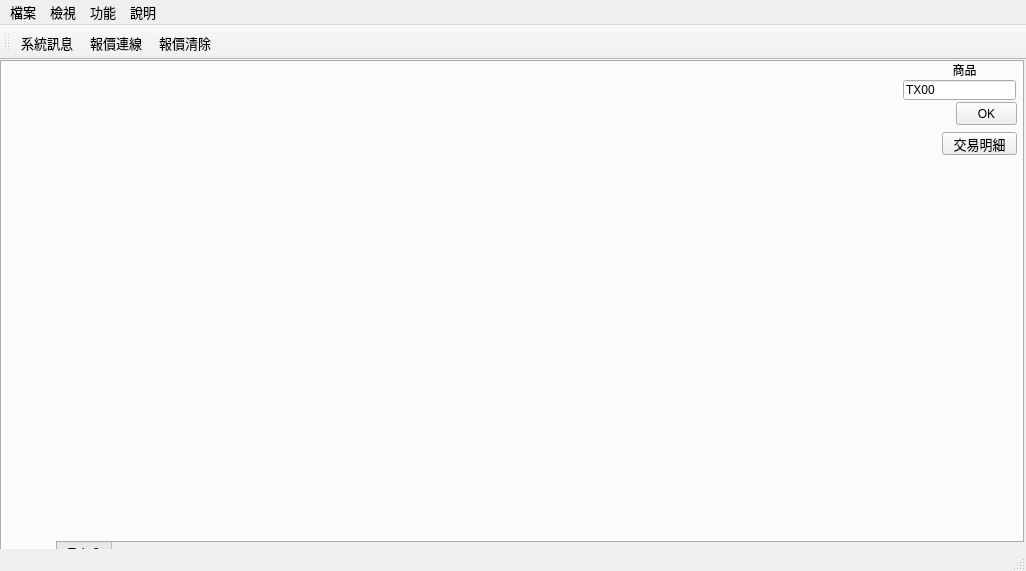
First picture: the form in APIver1/UI/MainWindow.ui, repository clamgee/python-code, before the edit.
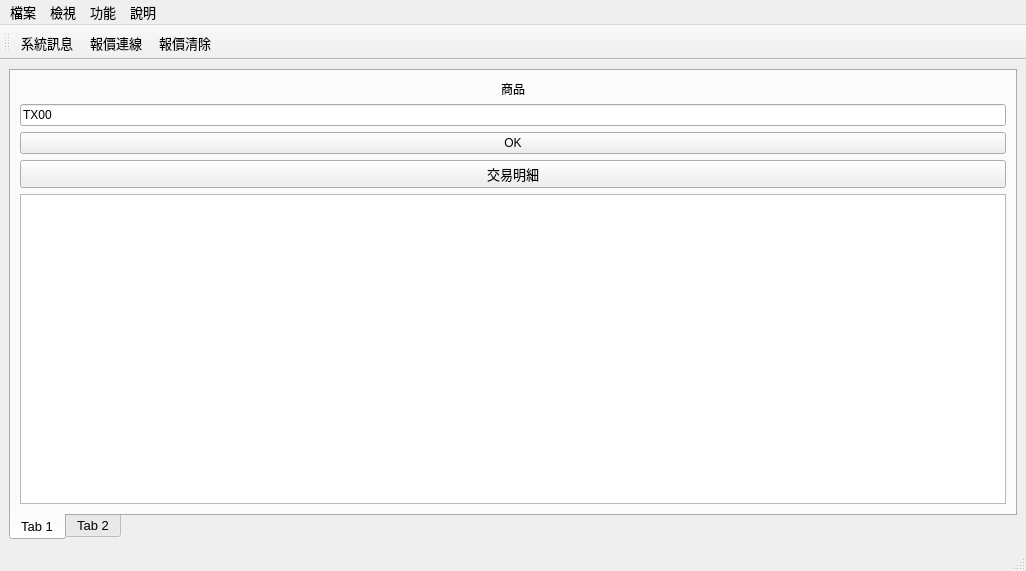
Second picture: the form after the edit.

Patch:
```diff
--- a/APIver1/UI/MainWindow.ui
+++ b/APIver1/UI/MainWindow.ui
@@ -23,15 +23,9 @@
    <string>群益API</string>
   </property>
   <widget class="QWidget" name="centralwidget">
+   <layout class="QGridLayout" name="gridLayout_2">
+    <item row="0" column="0">
    <widget class="QTabWidget" name="tabWidget">
-    <property name="geometry">
-     <rect>
-      <x>0</x>
-      <y>0</y>
-      <width>1024</width>
-      <height>507</height>
-     </rect>
-    </property>
     <property name="tabPosition">
      <enum>QTabWidget::South</enum>
     </property>
@@ -42,51 +36,16 @@
      <attribute name="title">
       <string>Tab 1</string>
      </attribute>
-     <widget class="QLineEdit" name="commodityline">
-      <property name="geometry">
-       <rect>
-        <x>901</x>
-        <y>18</y>
-        <width>113</width>
-        <height>20</height>
-       </rect>
-      </property>
-      <property name="font">
-       <font>
-        <pointsize>9</pointsize>
-       </font>
-      </property>
-      <property name="text">
-       <string>TX00</string>
-      </property>
-     </widget>
-     <widget class="QPushButton" name="commoditybtn">
-      <property name="geometry">
-       <rect>
-        <x>954</x>
-        <y>40</y>
-        <width>61</width>
-        <height>23</height>
-       </rect>
-      </property>
-      <property name="font">
-       <font>
-        <pointsize>9</pointsize>
-       </font>
-      </property>
-      <property name="text">
-       <string>OK</string>
-      </property>
-     </widget>
+       <layout class="QGridLayout" name="gridLayout_3">
+        <item row="0" column="0">
+         <layout class="QHBoxLayout" name="horizontalLayout" stretch="5,1">
+          <item>
+           <layout class="QGridLayout" name="GL"/>
+          </item>
+          <item>
+           <layout class="QVBoxLayout" name="verticalLayout" stretch="1,1,1,1,30">
+            <item>
      <widget class="QLabel" name="label">
-      <property name="geometry">
-       <rect>
-        <x>950</x>
-        <y>0</y>
-        <width>25</width>
-        <height>15</height>
-       </rect>
-      </property>
       <property name="font">
        <font>
         <pointsize>9</pointsize>
@@ -99,30 +58,46 @@
        <set>Qt::AlignCenter</set>
       </property>
      </widget>
+            </item>
+            <item>
+             <widget class="QLineEdit" name="commodityline">
+              <property name="font">
+               <font>
+                <pointsize>9</pointsize>
+               </font>
+              </property>
+              <property name="text">
+               <string>TX00</string>
+              </property>
+             </widget>
+            </item>
+            <item>
+             <widget class="QPushButton" name="commoditybtn">
+              <property name="font">
+               <font>
+                <pointsize>9</pointsize>
+               </font>
+              </property>
+              <property name="text">
+               <string>OK</string>
+              </property>
+             </widget>
+            </item>
+            <item>
      <widget class="QPushButton" name="TDetailbtn">
-      <property name="geometry">
-       <rect>
-        <x>940</x>
-        <y>70</y>
-        <width>75</width>
-        <height>23</height>
-       </rect>
-      </property>
       <property name="text">
        <string>交易明細</string>
       </property>
      </widget>
-     <widget class="QWidget" name="gridLayoutWidget">
-      <property name="geometry">
-       <rect>
-        <x>0</x>
-        <y>0</y>
-        <width>891</width>
-        <height>481</height>
-       </rect>
-      </property>
-      <layout class="QGridLayout" name="GL"/>
-     </widget>
+            </item>
+            <item>
+             <widget class="QTableWidget" name="tableWidget"/>
+            </item>
+           </layout>
+          </item>
+         </layout>
+        </item>
+       </layout>
     </widget>
     <widget class="QWidget" name="tab_2">
      <attribute name="title">
@@ -131,6 +106,8 @@
      <layout class="QGridLayout" name="gridLayout"/>
     </widget>
    </widget>
+    </item>
+   </layout>
   </widget>
   <widget class="QMenuBar" name="menubar">
    <property name="geometry">
```
Lines whose indentation alone changed are shown as unchanged.
